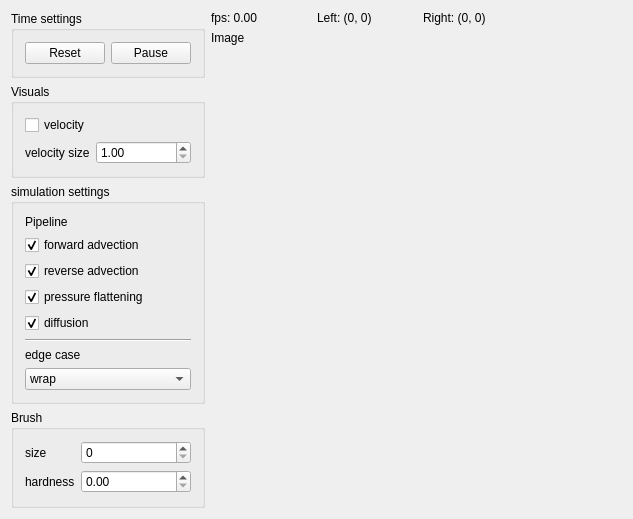
loosstef/grid-based-fluid-simulator, file mainwindow.ui: the form before one commit.
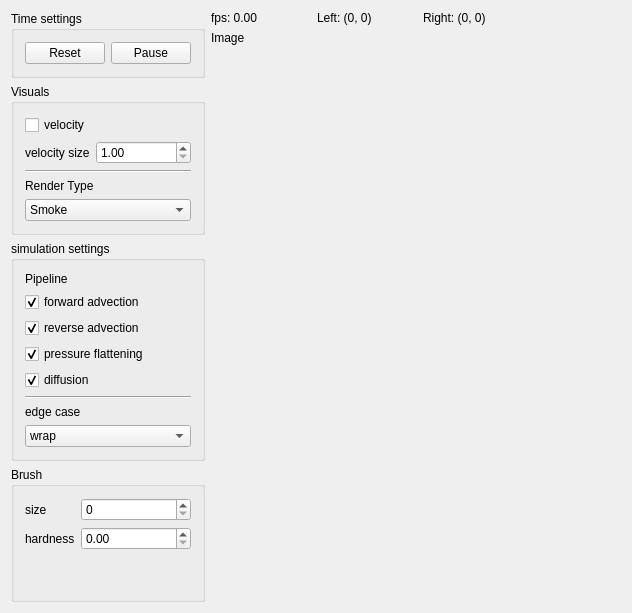
The form after the commit. Custom widgets are drawn as their Qt base class.

Commit message: application can show the density

Patch:
```diff
--- a/mainwindow.ui
+++ b/mainwindow.ui
@@ -9,8 +9,8 @@
    <rect>
     <x>0</x>
     <y>0</y>
-    <width>633</width>
-    <height>519</height>
+    <width>632</width>
+    <height>613</height>
    </rect>
   </property>
   <property name="sizePolicy">
@@ -60,10 +60,12 @@
         <property name="title">
          <string>Visuals</string>
         </property>
-        <layout class="QFormLayout" name="formLayout_2">
+        <layout class="QVBoxLayout" name="verticalLayout_3">
          <property name="sizeConstraint">
           <enum>QLayout::SetMinimumSize</enum>
          </property>
+         <item>
+          <layout class="QFormLayout" name="formLayout_2">
          <item row="0" column="0">
           <widget class="QCheckBox" name="velocityToggle">
            <property name="text">
@@ -92,6 +94,36 @@
            <property name="value">
             <double>1.000000000000000</double>
            </property>
+            </widget>
+           </item>
+          </layout>
+         </item>
+         <item>
+          <widget class="Line" name="line_2">
+           <property name="orientation">
+            <enum>Qt::Horizontal</enum>
+           </property>
+          </widget>
+         </item>
+         <item>
+          <widget class="QLabel" name="label_6">
+           <property name="text">
+            <string>Render Type</string>
+           </property>
+          </widget>
+         </item>
+         <item>
+          <widget class="QComboBox" name="comboBox">
+           <item>
+            <property name="text">
+             <string>Smoke</string>
+            </property>
+           </item>
+           <item>
+            <property name="text">
+             <string>Pressure</string>
+            </property>
+           </item>
           </widget>
          </item>
         </layout>
```
Lines whose indentation alone changed are shown as unchanged. The commit also changes 2 other files.
